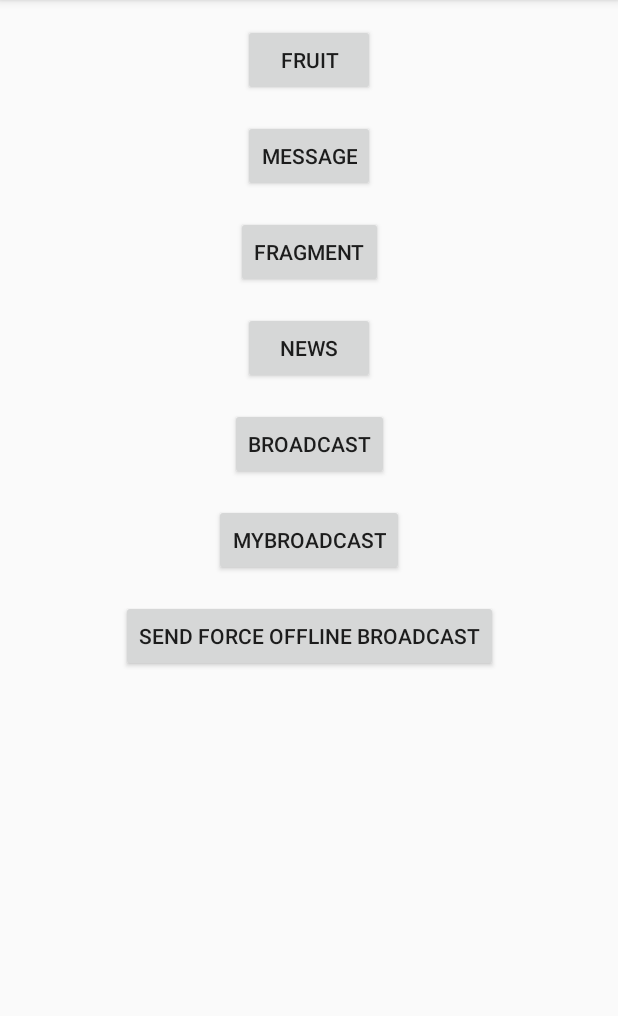
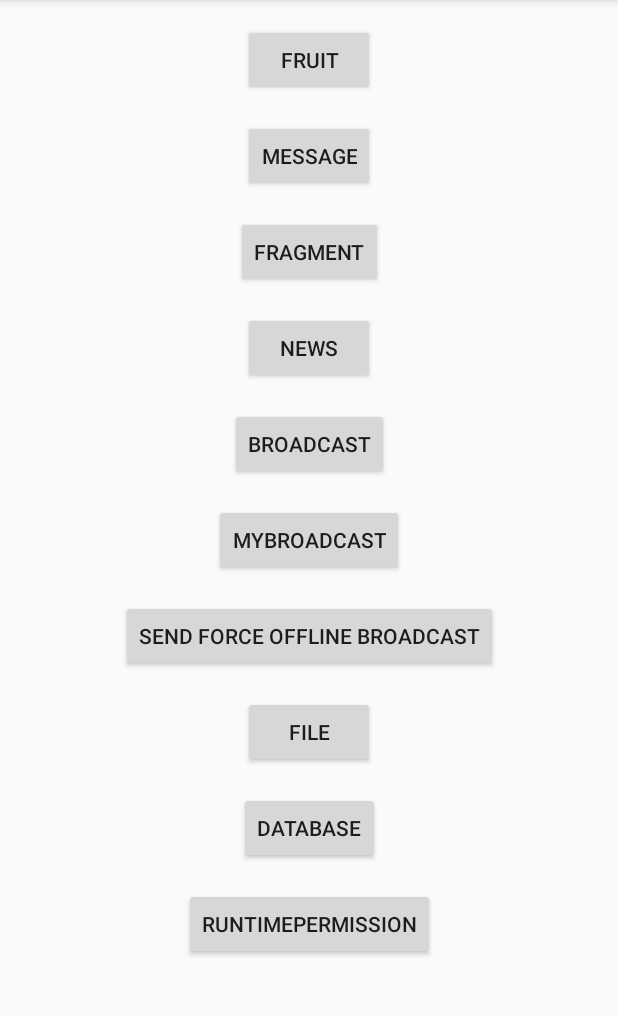
Before and after one commit to WildernessGods/android-demo, an Android app: the screen it shows after launch (MainActivity), on a phone screen of 412 x 824 dp, the part 84-1100 px from its top. Run offline under Robolectric (Android 15) with nearby library versions, the phone set to English and light mode, and no system bars.

Commit message:
数据库

```diff
--- a/app/src/main/AndroidManifest.xml
+++ b/app/src/main/AndroidManifest.xml
@@ -4,6 +4,7 @@
 
     <uses-permission android:name="android.permission.ACCESS_NETWORK_STATE" />
     <uses-permission android:name="android.permission.RECEIVE_BOOT_COMPLETED" />
+    <uses-permission android:name="android.permission.CALL_PHONE" />
 
     <application
         android:allowBackup="true"
@@ -12,6 +13,9 @@
         android:roundIcon="@mipmap/ic_launcher_round"
         android:supportsRtl="true"
         android:theme="@style/AppTheme">
+        <activity android:name=".RuntimePermissionMainActivity" />
+        <activity android:name=".DatabaseActivity" />
+        <activity android:name=".FileActivity" />
 
         <receiver
             android:name=".broadcast.MyBroadcastReceiver"
--- a/app/src/main/java/com/wilderness/androiddemo/MainActivity.java
+++ b/app/src/main/java/com/wilderness/androiddemo/MainActivity.java
@@ -68,5 +68,29 @@ public class MainActivity extends BaseActivity {
                 sendBroadcast(intent);
             }
         });
+        Button btnFile = findViewById(R.id.btnFile);
+        btnFile.setOnClickListener(new View.OnClickListener() {
+            @Override
+            public void onClick(View v) {
+                Intent intent = new Intent(MainActivity.this, FileActivity.class);
+                startActivity(intent);
+            }
+        });
+        Button btnDatabase = findViewById(R.id.btnDatabase);
+        btnDatabase.setOnClickListener(new View.OnClickListener() {
+            @Override
+            public void onClick(View v) {
+                Intent intent = new Intent(MainActivity.this, DatabaseActivity.class);
+                startActivity(intent);
+            }
+        });
+        Button btnRuntimePermission = findViewById(R.id.btnRuntimePermission);
+        btnRuntimePermission.setOnClickListener(new View.OnClickListener() {
+            @Override
+            public void onClick(View v) {
+                Intent intent = new Intent(MainActivity.this, RuntimePermissionMainActivity.class);
+                startActivity(intent);
+            }
+        });
     }
 }
--- a/app/src/main/res/layout/activity_main.xml
+++ b/app/src/main/res/layout/activity_main.xml
@@ -77,4 +77,34 @@
         app:layout_constraintStart_toStartOf="parent"
         app:layout_constraintTop_toBottomOf="@+id/btnMyBroadcast" />
 
+    <Button
+        android:id="@+id/btnFile"
+        android:layout_width="wrap_content"
+        android:layout_height="wrap_content"
+        android:layout_marginTop="16dp"
+        android:text="@string/btn_file"
+        app:layout_constraintEnd_toEndOf="parent"
+        app:layout_constraintStart_toStartOf="parent"
+        app:layout_constraintTop_toBottomOf="@+id/btnForceOffline" />
+
+    <Button
+        android:id="@+id/btnDatabase"
+        android:layout_width="wrap_content"
+        android:layout_height="wrap_content"
+        android:layout_marginTop="16dp"
+        android:text="@string/btn_database"
+        app:layout_constraintEnd_toEndOf="parent"
+        app:layout_constraintStart_toStartOf="parent"
+        app:layout_constraintTop_toBottomOf="@+id/btnFile" />
+
+    <Button
+        android:id="@+id/btnRuntimePermission"
+        android:layout_width="wrap_content"
+        android:layout_height="wrap_content"
+        android:layout_marginTop="16dp"
+        android:text="@string/btn_runtime_permission"
+        app:layout_constraintEnd_toEndOf="parent"
+        app:layout_constraintStart_toStartOf="parent"
+        app:layout_constraintTop_toBottomOf="@+id/btnDatabase" />
+
 </androidx.constraintlayout.widget.ConstraintLayout>
--- a/app/src/main/res/values/strings.xml
+++ b/app/src/main/res/values/strings.xml
@@ -18,4 +18,15 @@
     <string name="lbl_password">Password:</string>
     <string name="btn_login">Login</string>
     <string name="btn_force_offline">Send force offline broadcast</string>
+    <string name="edit_type_something_here">Type something here</string>
+    <string name="btn_file">file</string>
+    <string name="btn_save_data">Save Data</string>
+    <string name="btn_create_databse">Create Databse</string>
+    <string name="btn_database">Database</string>
+    <string name="btn_add_data">add data</string>
+    <string name="btn_update_data">update data</string>
+    <string name="btn_query_data">query data</string>
+    <string name="btn_delete_data">delete data</string>
+    <string name="btn_runtime_permission">RuntimePermission</string>
+    <string name="btn_make_call">Make Call</string>
 </resources>
```
Also changed, not shown: app/src/main/java/com/wilderness/androiddemo/DatabaseActivity.java (added, +94 -0 lines), app/src/main/java/com/wilderness/androiddemo/FileActivity.java (added, +103 -0 lines), app/src/main/java/com/wilderness/androiddemo/RuntimePermissionMainActivity.java (added, +59 -0 lines), app/src/main/java/com/wilderness/androiddemo/database/MyDatabaseHelper.java (added, +37 -0 lines), app/src/main/res/layout/activity_database.xml (added, +66 -0 lines), app/src/main/res/layout/activity_file.xml (added, +19 -0 lines), app/src/main/res/layout/activity_runtime_permission_main.xml (added, +11 -0 lines).
